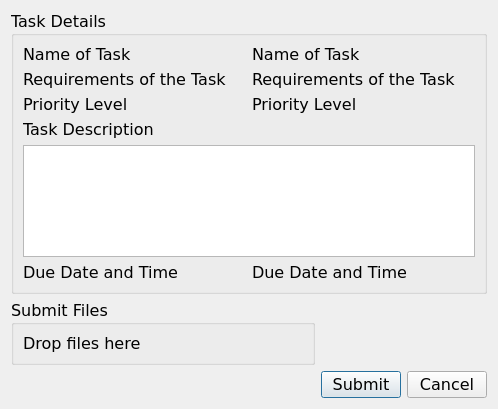
This is CLOCKWORK_SEMESTER/submit_files_task.ui in AmielJohnPadasay/ClockWork as Qt 5 draws it before an edit. The edited form follows.
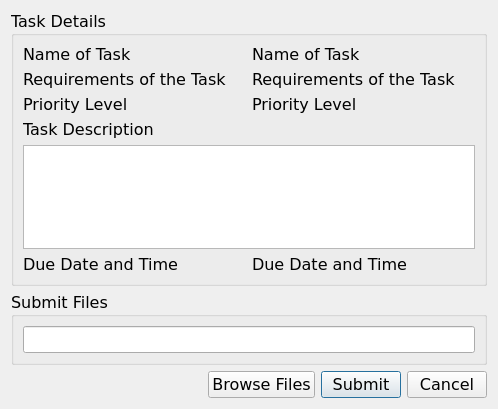
This is the edited form.

Commit message: Progress on database, need fix task tables

The edit to the form file:
```diff
--- a/CLOCKWORK_SEMESTER/submit_files_task.ui
+++ b/CLOCKWORK_SEMESTER/submit_files_task.ui
@@ -20,7 +20,19 @@
    <string>Submit Files</string>
   </property>
   <layout class="QGridLayout" name="gridLayout_2">
-   <item row="0" column="0" colspan="3">
+   <item row="1" column="0" colspan="4">
+    <widget class="QGroupBox" name="link_requirement_box">
+     <property name="title">
+      <string>Submit Files</string>
+     </property>
+     <layout class="QGridLayout" name="gridLayout">
+      <item row="0" column="0">
+       <widget class="QLineEdit" name="file_path_edit"/>
+      </item>
+     </layout>
+    </widget>
+   </item>
+   <item row="0" column="0" colspan="4">
     <widget class="QGroupBox" name="taskdetails_box">
      <property name="title">
       <string>Task Details</string>
@@ -106,20 +118,11 @@
      </layout>
     </widget>
    </item>
-   <item row="1" column="0">
-    <widget class="QGroupBox" name="link_requirement_box">
-     <property name="title">
-      <string>Submit Files</string>
+   <item row="2" column="2">
+    <widget class="QPushButton" name="submit_btn">
+     <property name="text">
+      <string>Submit</string>
      </property>
-     <layout class="QGridLayout" name="gridLayout">
-      <item row="0" column="0">
-       <widget class="QLabel" name="drop_files_here_label">
-        <property name="text">
-         <string>Drop files here</string>
-        </property>
-       </widget>
-      </item>
-     </layout>
     </widget>
    </item>
    <item row="2" column="0">
@@ -135,20 +138,20 @@
      </property>
     </spacer>
    </item>
-   <item row="2" column="1">
-    <widget class="QPushButton" name="submit_btn">
-     <property name="text">
-      <string>Submit</string>
-     </property>
-    </widget>
-   </item>
-   <item row="2" column="2">
+   <item row="2" column="3">
     <widget class="QPushButton" name="cancel_btn">
      <property name="text">
       <string>Cancel</string>
      </property>
     </widget>
    </item>
+   <item row="2" column="1">
+    <widget class="QPushButton" name="pushButton">
+     <property name="text">
+      <string>Browse Files</string>
+     </property>
+    </widget>
+   </item>
   </layout>
  </widget>
  <resources/>
```
The commit also changes 1 other file.
